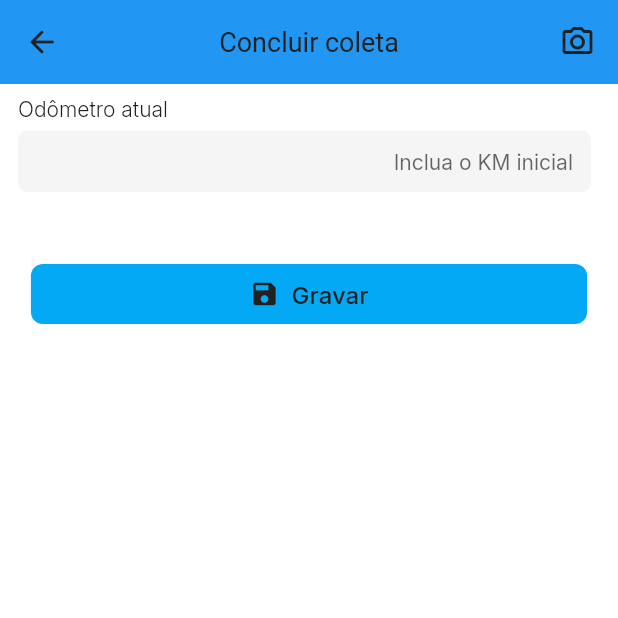
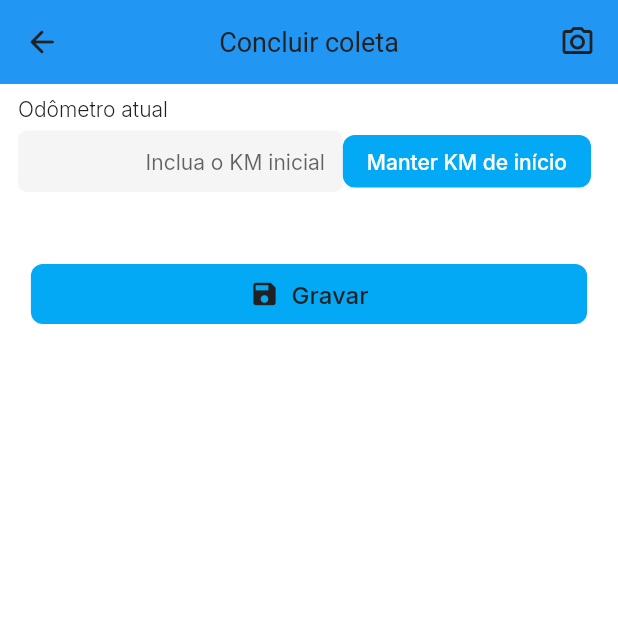
Before and after one commit to rajunqueira/SeglaAppLogistica, a Flutter app: the ColetaConcluirWidget screen opened by its route, on a phone screen of 412 x 824 dp, the top half of it. Run offline on Flutter 3.47's test engine with Material 3 defaults, Android fonts, the phone set to English and light mode, and no system bars; drawn by our look-alikes of auto_size_text; our stand-ins replace easy_debounce, equatable, file_picker, fl_chart, flutter_animate, font_awesome_flutter and 11 more; missing offline and left inert: aligned_dialog, fetch_client, json_path, mime_type; accounts and stored records are empty; network calls fail; statements that could not run were skipped.

Commit message:
Updating to latest FlutterFlow output.

```diff
--- a/lib/pages/coleta_concluir/coleta_concluir_widget.dart
+++ b/lib/pages/coleta_concluir/coleta_concluir_widget.dart
@@ -241,6 +241,37 @@ class _ColetaConcluirWidgetState extends State<ColetaConcluirWidget> {
                                         ),
                                       ),
                                     ),
+                                    FFButtonWidget(
+                                      onPressed: () async {
+                                        safeSetState(() {
+                                          _model.odometroTextController?.text =
+                                              widget!.viagemRota!.odometroInicio
+                                                  .toString();
+                                        });
+                                      },
+                                      text: 'Manter KM de início',
+                                      options: FFButtonOptions(
+                                        height: 35.0,
+                                        padding: EdgeInsetsDirectional.fromSTEB(
+                                            16.0, 0.0, 16.0, 0.0),
+                                        iconPadding:
+                                            EdgeInsetsDirectional.fromSTEB(
+                                                0.0, 0.0, 0.0, 0.0),
+                                        color: FlutterFlowTheme.of(context)
+                                            .secondary,
+                                        textStyle: FlutterFlowTheme.of(context)
+                                            .titleSmall
+                                            .override(
+                                              fontFamily: 'Inter',
+                                              color: Colors.white,
+                                              fontSize: 14.0,
+                                              letterSpacing: 0.0,
+                                            ),
+                                        elevation: 0.0,
+                                        borderRadius:
+                                            BorderRadius.circular(8.0),
+                                      ),
+                                    ),
                                   ],
                                 ),
                               ),
```
